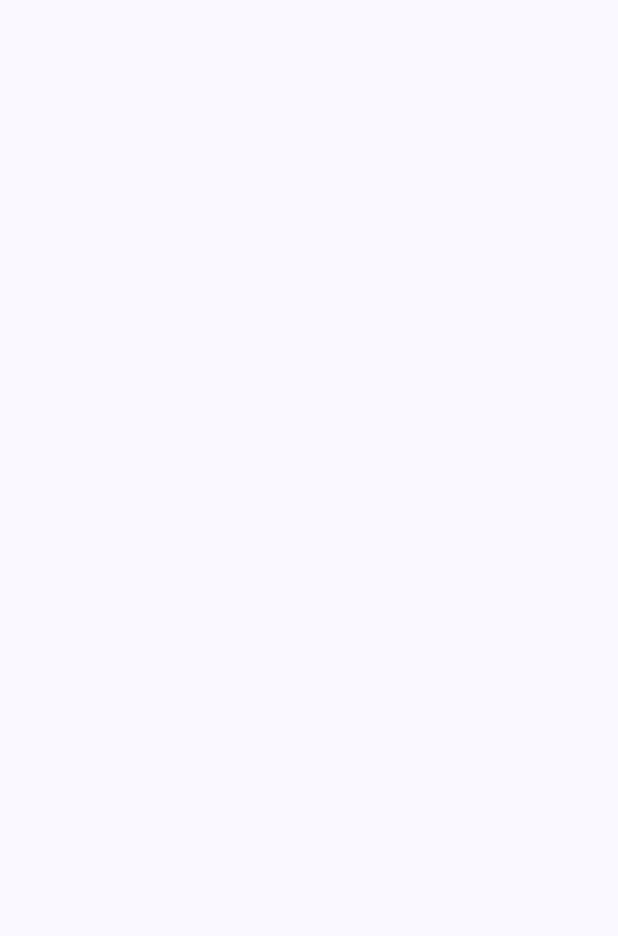
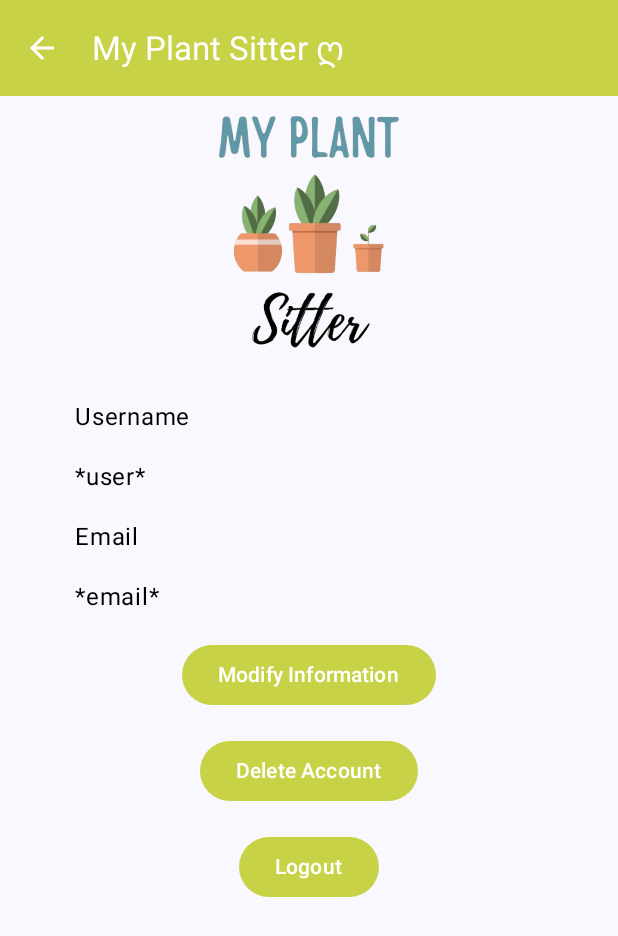
Before and after one commit to Chocolatamargo2607/UD.PPC.MyPlantSitter, an Android app built with Jetpack Compose: the screenAccount screen opened through its navigation route, on a phone screen of 412 x 824 dp. Before the commit the part shown is empty. Shown: the top 936 px of the screen. Run offline under Robolectric (Android 15) with nearby library versions, the phone set to English and light mode, and no system bars.

Commit message:
:sparkles: Adding View (screenAccount)

```diff
--- a/app/src/main/java/com/udppcmyplantsitter/view/screenAccount.kt
+++ b/app/src/main/java/com/udppcmyplantsitter/view/screenAccount.kt
@@ -3,7 +3,135 @@ package com.udppcmyplantsitter.view
 import androidx.compose.runtime.Composable
 import androidx.navigation.NavController
 
+import androidx.compose.foundation.Image
+import androidx.compose.foundation.layout.*
+import androidx.compose.foundation.text.BasicTextField
+import androidx.compose.material.icons.Icons
+import androidx.compose.material.icons.filled.ArrowBack
+import androidx.compose.material3.Button
+import androidx.compose.material3.ButtonDefaults
+import androidx.compose.material3.ExperimentalMaterial3Api
+import androidx.compose.material3.Icon
+import androidx.compose.material3.IconButton
+import androidx.compose.material3.MaterialTheme
+import androidx.compose.material3.Surface
+import androidx.compose.material3.Text
+import androidx.compose.material3.TextField
+import androidx.compose.material3.TopAppBar
+import androidx.compose.material3.TopAppBarDefaults
+import androidx.compose.runtime.*
+import androidx.compose.ui.Alignment
+import androidx.compose.ui.Modifier
+import androidx.compose.ui.graphics.Color
+import androidx.compose.ui.layout.ContentScale
+import androidx.compose.ui.platform.LocalContext
+import androidx.compose.ui.res.painterResource
+import androidx.compose.ui.tooling.preview.Preview
+import androidx.compose.ui.unit.dp
+import com.example.udppcmyplantsitter.R
+import com.example.udppcmyplantsitter.ui.theme.MainColor
+import com.example.udppcmyplantsitter.viewModel.appNavegation.appScreens
+
+@OptIn(ExperimentalMaterial3Api::class)
 @Composable
 fun screenAccount (navController: NavController){
+    Row() {
+        TopAppBar(
+            title = { Text(text=" My Plant Sitter ღ") },
+            colors = TopAppBarDefaults.topAppBarColors(
+                MainColor,
+                titleContentColor = Color.White
+            ),
+            navigationIcon = {
+                IconButton(onClick ={ navController.navigate(route = appScreens.screenWelcome.router)}) {
+                    Icon(
+                        imageVector = Icons.Default.ArrowBack,
+                        contentDescription = null,
+                        tint = Color.White
+                    )
 
+                }
+            }
+        )
+    }
+            Column(
+                modifier = Modifier
+                    .fillMaxSize()
+                    .padding(50.dp),
+                verticalArrangement = Arrangement.spacedBy(16.dp)
+            ) {
+                Image(
+
+                    painter = painterResource(id = R.drawable.logo),
+                    contentDescription = null,
+                    modifier = Modifier
+                        .align(Alignment.CenterHorizontally)
+                        .width(200.dp)
+                        .height(200.dp),
+
+                    contentScale = ContentScale.Inside
+                )
+
+                Text(
+                    text = "Username",
+                    color = Color.Black
+                )
+
+                Text(
+                    text = "*user*",
+                    color = Color.Black
+                )
+
+                Text(
+                    text = "Email",
+                    color = Color.Black
+                )
+
+                Text(
+                    text = "*email*",
+                    color = Color.Black
+                )
+
+                //Boton modify information
+                Button(
+                    onClick = { /* logica del boton*/ },
+                    modifier = Modifier.align(Alignment.CenterHorizontally),
+                    colors = ButtonDefaults.buttonColors(MainColor)
+                ) {
+                    Text(
+                        text = "Modify Information",
+                        color = Color.White
+                    )
+                }
+                //Boton delete account
+                Button(
+                    onClick = { /* logica del boton */ },
+                    modifier = Modifier.align(Alignment.CenterHorizontally),
+                    colors = ButtonDefaults.buttonColors(MainColor)
+                ) {
+                    Text(
+                        text = "Delete Account",
+                        color = Color.White
+                        )
+                }
+                //Boton logout
+                Button(
+                    onClick = { /* logica del boton */ },
+                    modifier = Modifier.align(Alignment.CenterHorizontally),
+                    colors = ButtonDefaults.buttonColors(MainColor)
+                ) {
+                    Text(
+                        text = "Logout",
+                        color = Color.White
+                        )
+                }
+            }
+
+    }
+
+
+@Preview(showBackground = true)
+@Composable
+fun PreviewUserProfileScreen() {
+    screenAccount(NavController(LocalContext.current))
 }
--- a/app/src/main/java/com/udppcmyplantsitter/view/screenLogin.kt
+++ b/app/src/main/java/com/udppcmyplantsitter/view/screenLogin.kt
@@ -81,13 +81,11 @@ fun screenLogin(navController: NavController){
                 nameUser = it
             },
             label = {
-                Text(text = "Name User", color = Color.White)
+                Text(text = "Username", color = Color.White)
             },
             colors = TextFieldDefaults.textFieldColors(
                 containerColor = MainColor,
                 unfocusedIndicatorColor = Color.Black
-
-
             )
 
 
--- a/gradle/libs.versions.toml
+++ b/gradle/libs.versions.toml
@@ -1,5 +1,5 @@
 [versions]
-agp = "8.3.0"
+agp = "8.3.1"
 kotlin = "1.9.0"
 coreKtx = "1.12.0"
 junit = "4.13.2"
```
